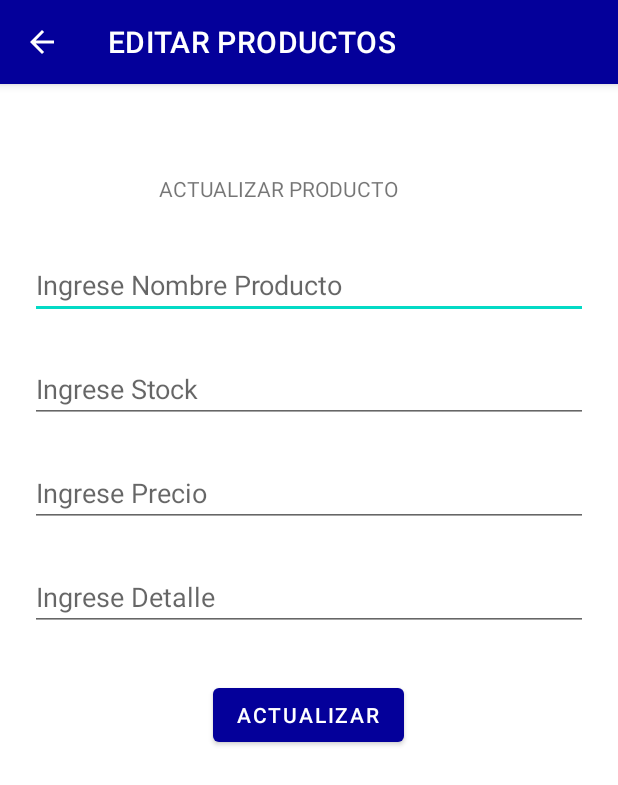
After one commit to U201600744/ProyFarmax, an Android app: the EditarActivity screen opened directly, with no data from a screen before it, on a phone screen of 412 x 824 dp. The commit adds this screen. Shown: the top 785 px of the screen. Run offline under Robolectric (Android 15) with nearby library versions, the phone set to English and light mode, and no system bars; our stand-ins replace Firebase (no records; nobody signed in at launch, a user with empty details on screens opened directly).

Commit message:
Actualizado por armando rama de Kathiuska

```diff
--- /dev/null
+++ b/app/src/main/java/com/proyecto/proyfarmax/views/EditarActivity.java
@@ -0,0 +1,137 @@
+package com.proyecto.proyfarmax.views;
+
+import android.content.DialogInterface;
+import android.content.Intent;
+import android.os.Bundle;
+import android.view.View;
+import android.widget.Button;
+import android.widget.EditText;
+
+import androidx.appcompat.app.AlertDialog;
+import androidx.appcompat.app.AppCompatActivity;
+
+import com.google.firebase.FirebaseApp;
+import com.google.firebase.database.DatabaseReference;
+import com.google.firebase.database.FirebaseDatabase;
+import com.proyecto.proyfarmax.R;
+import com.proyecto.proyfarmax.entities.Producto;
+
+import java.util.UUID;
+
+public class EditarActivity extends AppCompatActivity {
+
+    EditText txtNombreProducto, txtStock, txtPrecio, txtDetalle;
+    Button btnActualizar;
+    String id;
+    boolean registra = true;
+
+
+    FirebaseDatabase firebaseDatabase;
+    DatabaseReference databaseReference;
+
+    String nombreProducto, stock, precio, detalle;
+
+    @Override
+    protected void onCreate(Bundle savedInstanceState) {
+        super.onCreate(savedInstanceState);
+        setContentView(R.layout.activity_actualizar);
+        asignarReferencias();
+        recibirDatos();
+        inicializarFirebase();
+    }
+
+
+    private void recibirDatos() {
+        if(getIntent().hasExtra("id")) {
+            registra = false;
+            id = getIntent().getStringExtra("id");
+            nombreProducto =getIntent().getStringExtra("nombre");
+            stock =getIntent().getStringExtra("stock");
+            precio =getIntent().getStringExtra("precio");
+            detalle =getIntent().getStringExtra("detalle");
+
+            txtNombreProducto.setText(nombreProducto);
+            txtStock.setText(stock);
+            txtPrecio.setText(precio);
+            txtDetalle.setText(detalle);
+
+
+        }
+    }
+
+    private void asignarReferencias(){
+        txtNombreProducto = findViewById(R.id.txtNombreProducto);
+        txtStock = findViewById(R.id.txtStock);
+        txtPrecio = findViewById(R.id.txtPrecio);
+        txtDetalle = findViewById(R.id.txtDetalle);
+        btnActualizar = findViewById(R.id.btnActualizar);
+        btnActualizar.setOnClickListener(new View.OnClickListener() {
+            @Override
+            public void onClick(View view){
+                if(registra == true){
+                    registrar();
+                }else{
+                    modificar();
+                }
+            }
+        });
+
+    }
+    private void registrar(){
+        nombreProducto = txtNombreProducto.getText().toString();
+        stock = txtStock.getText().toString();
+        precio = txtPrecio.getText().toString();
+        detalle = txtDetalle.getText().toString();
+        Producto p = new Producto();
+        p.setId(UUID.randomUUID().toString());
+        p.setNombreProducto(nombreProducto);
+        p.setStock(Integer.parseInt(stock));
+        p.setPrecio(Double.parseDouble(precio));
+        p.setDetalle(detalle);
+
+        databaseReference.child("Producto").child(p.getId()).setValue(p);
+        AlertDialog.Builder ventana = new AlertDialog.Builder(EditarActivity.this);
+        ventana.setTitle("Mensaje informativo");
+        ventana.setMessage("Producto Agregado");
+        ventana.setPositiveButton("ACEPTAR", new DialogInterface.OnClickListener() {
+            @Override
+            public void onClick(DialogInterface dialog, int i) {
+                Intent intent = new Intent(EditarActivity.this, MainActivity.class);
+                startActivity(intent);
+            }
+        });
+        ventana.create().show();
+    }
+    private void modificar(){
+        Producto p = new Producto();
+        p.setId(id);
+        nombreProducto = txtNombreProducto.getText().toString();
+        stock = txtStock.getText().toString();
+        precio = txtPrecio.getText().toString();
+        detalle = txtDetalle.getText().toString();
+        //p.setId(UUID.randomUUID().toString());
+        p.setNombreProducto(nombreProducto);
+        p.setStock(Integer.parseInt(stock));
+        p.setPrecio(Double.parseDouble(precio));
+        p.setDetalle(detalle);
+
+        databaseReference.child("Producto").child(p.getId()).setValue(p);
+        AlertDialog.Builder ventana = new AlertDialog.Builder(EditarActivity.this);
+        ventana.setTitle("Mensaje informativo");
+        ventana.setMessage("Producto Actualizado");
+        ventana.setPositiveButton("ACEPTAR", new DialogInterface.OnClickListener() {
+            @Override
+            public void onClick(DialogInterface dialog, int i) {
+                Intent intent = new Intent(EditarActivity.this, MainActivity.class);
+                startActivity(intent);
+            }
+        });
+        ventana.create().show();
+    }
+    private void inicializarFirebase(){
+        FirebaseApp.initializeApp(this);
+        firebaseDatabase = FirebaseDatabase.getInstance();
+        databaseReference = firebaseDatabase.getReference();
+    }
+
+}
--- /dev/null
+++ b/app/src/main/res/layout/activity_actualizar.xml
@@ -0,0 +1,84 @@
+<?xml version="1.0" encoding="utf-8"?>
+<androidx.constraintlayout.widget.ConstraintLayout xmlns:android="http://schemas.android.com/apk/res/android"
+    xmlns:app="http://schemas.android.com/apk/res-auto"
+    xmlns:tools="http://schemas.android.com/tools"
+    android:layout_width="match_parent"
+    android:layout_height="match_parent"
+    tools:context=".views.RegistrarActivity"
+    android:padding="20dp">
+
+    <TextView
+        android:id="@+id/textView2"
+        android:layout_width="wrap_content"
+        android:layout_height="wrap_content"
+        android:layout_marginStart="205dp"
+        android:layout_marginTop="40dp"
+        android:layout_marginEnd="148dp"
+        android:text="ACTUALIZAR PRODUCTO"
+        app:layout_constraintEnd_toEndOf="parent"
+        app:layout_constraintHorizontal_bias="0.853"
+        app:layout_constraintStart_toStartOf="parent"
+        app:layout_constraintTop_toTopOf="parent" />
+
+    <EditText
+        android:id="@+id/txtNombreProducto"
+        android:layout_width="match_parent"
+        android:layout_height="wrap_content"
+        android:layout_marginTop="32dp"
+        android:ems="10"
+        android:inputType="textPersonName"
+        android:hint="Ingrese Nombre Producto"
+        app:layout_constraintEnd_toEndOf="parent"
+        app:layout_constraintStart_toStartOf="parent"
+        app:layout_constraintTop_toBottomOf="@+id/textView2" />
+
+    <EditText
+        android:id="@+id/txtStock"
+        android:layout_width="match_parent"
+        android:layout_height="wrap_content"
+        android:layout_marginTop="24dp"
+        android:ems="10"
+        android:inputType="textPersonName"
+        android:hint="Ingrese Stock"
+        app:layout_constraintEnd_toEndOf="parent"
+        app:layout_constraintStart_toStartOf="parent"
+        app:layout_constraintTop_toBottomOf="@+id/txtNombreProducto" />
+
+    <EditText
+        android:id="@+id/txtPrecio"
+        android:layout_width="match_parent"
+        android:layout_height="wrap_content"
+        android:layout_marginTop="24dp"
+        android:ems="10"
+        android:inputType="textPersonName"
+        android:hint="Ingrese Precio"
+        app:layout_constraintEnd_toEndOf="parent"
+        app:layout_constraintHorizontal_bias="1.0"
+        app:layout_constraintStart_toStartOf="parent"
+        app:layout_constraintTop_toBottomOf="@+id/txtStock" />
+
+    <EditText
+        android:id="@+id/txtDetalle"
+        android:layout_width="match_parent"
+        android:layout_height="wrap_content"
+        android:layout_marginTop="24dp"
+        android:ems="10"
+        android:gravity="start|top"
+        android:inputType="textMultiLine"
+        android:hint="Ingrese Detalle"
+        app:layout_constraintEnd_toEndOf="parent"
+        app:layout_constraintStart_toStartOf="parent"
+        app:layout_constraintTop_toBottomOf="@+id/txtPrecio" />
+
+    <Button
+        android:id="@+id/btnActualizar"
+        android:layout_width="wrap_content"
+        android:layout_height="wrap_content"
+        android:layout_marginStart="158dp"
+        android:layout_marginTop="32dp"
+        android:layout_marginEnd="159dp"
+        android:text="ACTUALIZAR"
+        app:layout_constraintEnd_toEndOf="parent"
+        app:layout_constraintStart_toStartOf="parent"
+        app:layout_constraintTop_toBottomOf="@+id/txtDetalle" />
+</androidx.constraintlayout.widget.ConstraintLayout>
--- a/app/src/main/res/layout/item.xml
+++ b/app/src/main/res/layout/item.xml
@@ -94,7 +94,7 @@
                 android:layout_margin="14dp"
                 app:layout_constraintBottom_toBottomOf="parent"
                 app:layout_constraintTop_toTopOf="parent"
-                app:srcCompat="@mipmap/ic_editar1_foreground" />
+                app:srcCompat="@mipmap/editar" />
 
         </LinearLayout>
 
```
Also changed, not shown: app/src/main/AndroidManifest.xml (+6 -2 lines), app/src/main/java/com/proyecto/proyfarmax/AdaptadorProducto.java (+3 -11 lines), app/src/main/res/mipmap-hdpi/editar.png (added).
